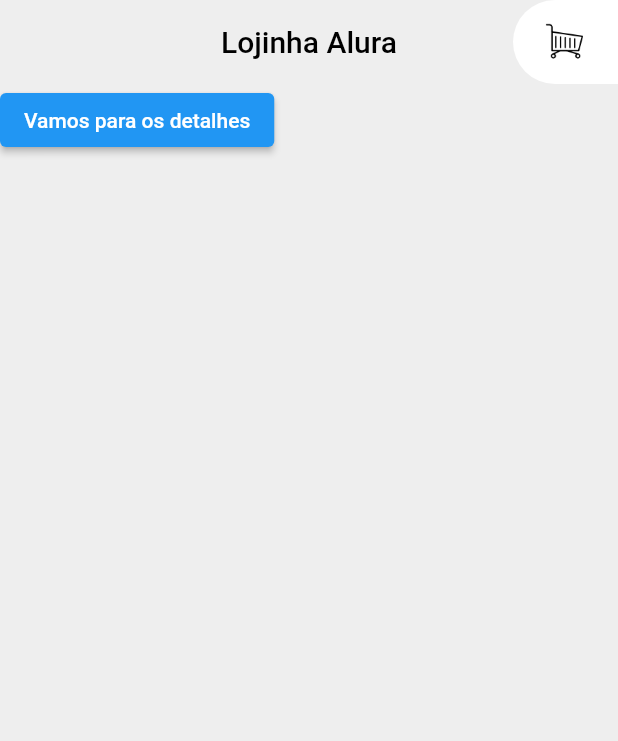
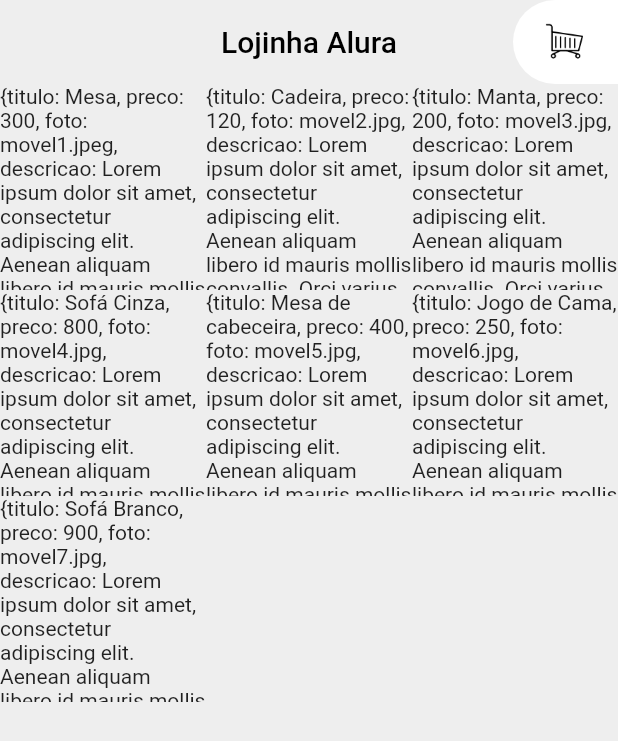
Before and after one commit to 54cr4m3n70/lojinha_alura, a Flutter app: the screen it shows after launch, on a phone screen of 412 x 824 dp. Shown: the top 741 px of the screen. Run offline on Flutter 3.47's test engine with Material 2 defaults, Android fonts, the phone set to English and light mode, and no system bars.

Commit message:
02 Trabalhando com GridView

```diff
--- a/lib/inicio.dart
+++ b/lib/inicio.dart
@@ -1,10 +1,11 @@
 import 'package:flutter/material.dart';
 import 'package:lojinha_alura/widgets/appbar_custom.dart';
+import 'package:lojinha_alura/widgets/grid_produtos.dart';
 
 import 'util/app_route.dart';
 
 class Inicio extends StatelessWidget {
-  final moveis = <Map>[
+  final List moveis = [
     {
       "titulo": "Mesa",
       "preco": 300,
@@ -59,16 +60,12 @@
   @override
   Widget build(BuildContext context) {
     return Scaffold(
-      backgroundColor: Colors.grey[200],
-      appBar: AppBarCustom(
-        titulo: 'Lojinha Alura',
-      ),
-      body: ElevatedButton(
-        onPressed: () {
-          Navigator.pushNamed(context, AppRoute.detalhes);
-        },
-        child: const Text('Vamos para os detalhes'),
-      ),
-    );
+        backgroundColor: Colors.grey[200],
+        appBar: AppBarCustom(
+          titulo: 'Lojinha Alura',
+        ),
+        body: GridProdutos(
+          moveis: moveis,
+        ));
   }
 }
--- /dev/null
+++ b/lib/widgets/grid_produtos.dart
@@ -0,0 +1,22 @@
+import 'package:flutter/material.dart';
+
+class GridProdutos extends StatelessWidget {
+  final List moveis;
+  const GridProdutos({Key? key, required this.moveis}) : super(key: key);
+
+  @override
+  Widget build(BuildContext context) {
+    return GridView.builder(
+      gridDelegate: SliverGridDelegateWithFixedCrossAxisCount(
+        crossAxisCount: 3,
+      ),
+      itemCount: moveis.length,
+      itemBuilder: (BuildContext context, int index) {
+        final movel = moveis[index];
+        return Container(
+          child: Text('$movel'),
+        );
+      },
+    );
+  }
+}
```
Also changed, not shown: pubspec.lock, 2 other files.
